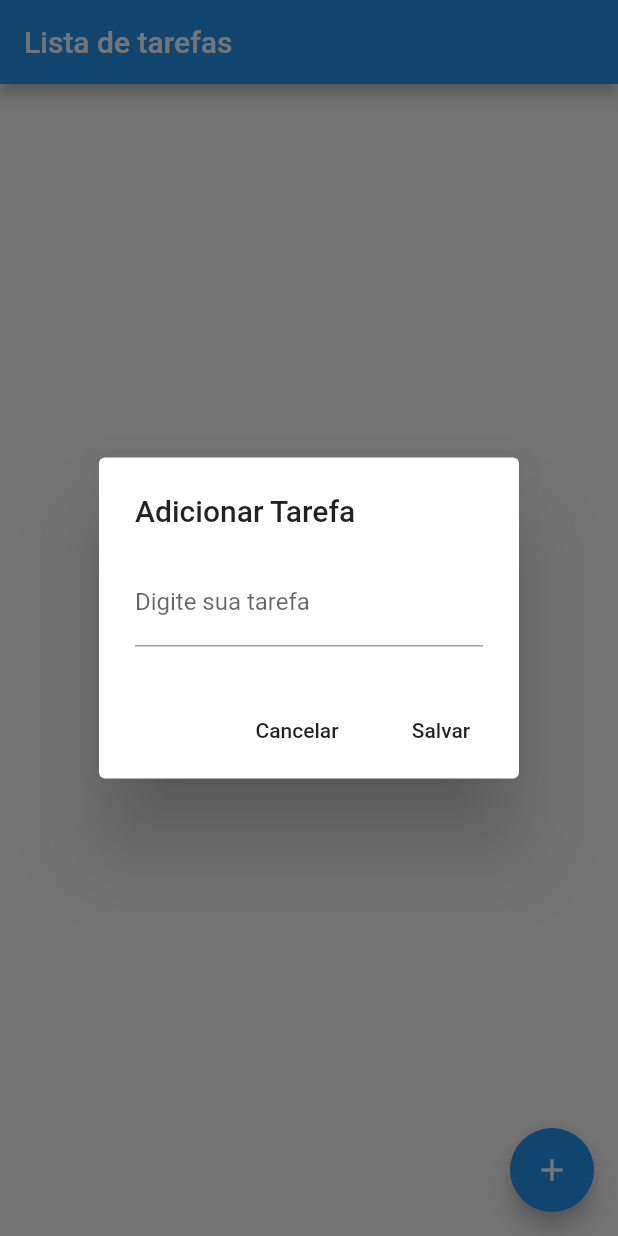
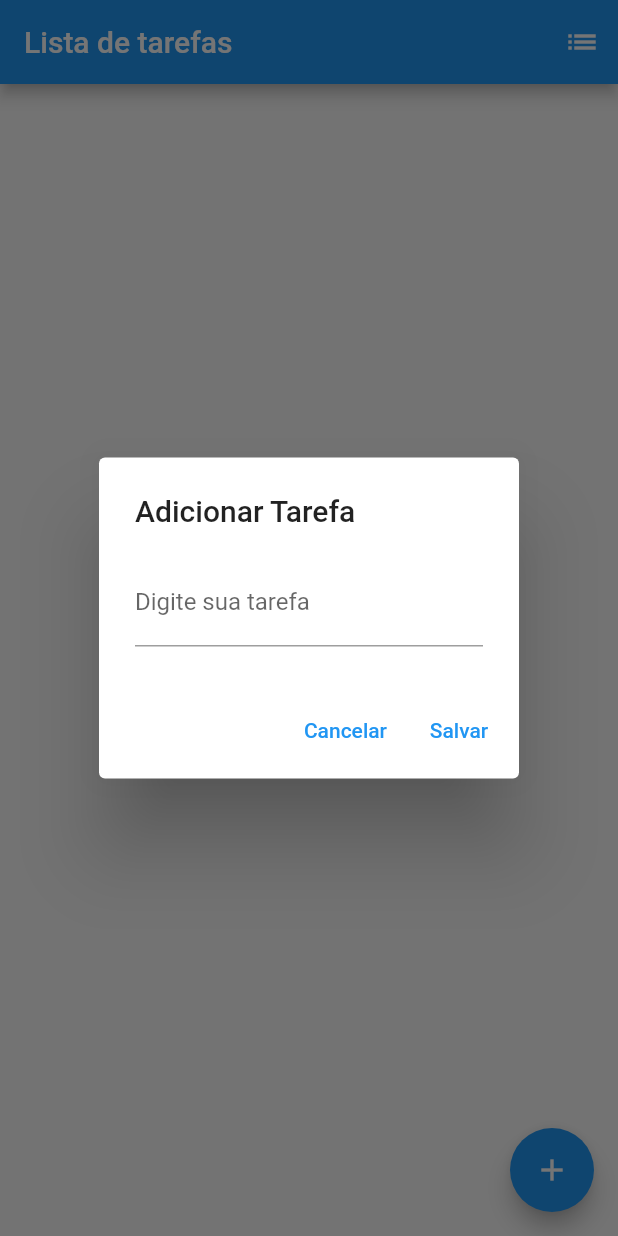
Before and after one commit to Hacerfak/flutter-todo-app, a Flutter app: the screen it shows after launch, after a tap on the "add" icon, on a phone screen of 412 x 824 dp. Run offline on Flutter 3.47's test engine with Material 2 defaults, Android fonts, the phone set to English and light mode, and no system bars.

Commit message:
refatoração de código

```diff
--- a/lib/main.dart
+++ b/lib/main.dart
@@ -2,7 +2,7 @@ import 'package:flutter/material.dart';
 import 'package:todo/models/Home.dart';
 
 void main() => runApp(
-      MaterialApp(
+      const MaterialApp(
         home: Home(),
         title: "Lista de Tarefas",
         debugShowCheckedModeBanner: false,
--- a/lib/models/Home.dart
+++ b/lib/models/Home.dart
@@ -5,36 +5,47 @@ import 'dart:async';
 import 'dart:convert';
 
 class Home extends StatefulWidget {
+  const Home({Key? key}) : super(key: key);
   @override
   _HomeState createState() => _HomeState();
 }
 
 class _HomeState extends State<Home> {
-  //Lista de tarefas, variáveis de uso comun
+  //variável com a lista de tarefas.
   List _listaTarefas = [];
-  Map<String, dynamic> _ultimaTarefaRemovida = Map();
-  TextEditingController _controllerTarefa = TextEditingController();
 
+  //Map para armazenar as tarefas removidas pelo dismisseble.
+  Map<String, dynamic> _ultimaTarefaRemovida = <String, dynamic>{};
+
+  //Controller para gerenciar o texto na adição das tarefas
+  final TextEditingController _controllerTarefa = TextEditingController();
+
+  // Função privada para fazer a leitura do arquivo com os dados salvos.
   Future<File> _getFile() async {
     final diretorio = await getApplicationDocumentsDirectory();
     return File("${diretorio.path}/dados.json");
   }
 
+  //Função privada para salvar as tarefas e gravar as alterações no arquivo.
   _salvarTarefa() {
     String textoDigitado = _controllerTarefa.text;
 
-    Map<String, dynamic> tarefa = Map();
+    Map<String, dynamic> tarefa = <String, dynamic>{};
     tarefa["titulo"] = textoDigitado;
     tarefa["realizada"] = false;
 
-    setState(() {
+    setState(
+      () {
         _listaTarefas.add(tarefa);
-    });
+      },
+    );
+
     _salvarArquivo();
 
     _controllerTarefa.text = "";
   }
 
+  // Função privada para gravar os dados no arquivo json.
   _salvarArquivo() async {
     var arquivo = await _getFile();
 
@@ -42,6 +53,7 @@ class _HomeState extends State<Home> {
     arquivo.writeAsString(dados);
   }
 
+  //Função privada para ler os dados do arquivo que foi lido pela função _getFile().
   _lerArquivo() async {
     try {
       final arquivo = await _getFile();
@@ -51,24 +63,33 @@ class _HomeState extends State<Home> {
     }
   }
 
+  //Ao inicializar a classe, fizemos a leitura de dados de tarefas previamento salvas em outra execução do aplicativo.
   @override
   void initState() {
     super.initState();
 
-    _lerArquivo().then((dados) {
-      setState(() {
+    _lerArquivo().then(
+      (dados) {
+        setState(
+          () {
             _listaTarefas = json.decode(dados);
-      });
-    });
+          },
+        );
+      },
+    );
   }
 
+  ///Criamos cada item da lista utilizando um Dismisseble, e como filho um list tile para exibir as informações dos itens.
+  ///Junto é criado um snackbar para desfazer a exclusão de um item utilizando a feature do dismisseble.
   Widget criarItemLista(context, index) {
+    //Define a cor de cada item com base na cor primária do projeto (Azul)
     Color _getColor(BuildContext context) {
-      return _listaTarefas[index]['realizada'] //
+      return _listaTarefas[index]['realizada']
           ? Colors.black54
           : Theme.of(context).primaryColor;
     }
 
+    //Define o estilo dos itens, quando o mesmo á marcado como concluído.
     TextStyle? _getTextStyle(BuildContext context) {
       if (!_listaTarefas[index]['realizada']) return null;
 
@@ -80,39 +101,37 @@ class _HomeState extends State<Home> {
 
     return Dismissible(
       key: Key(DateTime.now().millisecondsSinceEpoch.toString()),
-      //direction: DismissDirection.endToStart,
       onDismissed: (direction) {
-        //recuperar último item excluído
+        //Recuperar último item excluído
         _ultimaTarefaRemovida = _listaTarefas[index];
-
-        //Remove item da lista
         _listaTarefas.removeAt(index);
         _salvarArquivo();
 
         //snackbar
         final snackbar = SnackBar(
-          //backgroundColor: Colors.green,
-          duration: Duration(seconds: 5),
-          content: Text("Tarefa removida!!"),
+          duration: const Duration(seconds: 5),
+          content: const Text("Tarefa removida!!"),
           action: SnackBarAction(
             label: "Desfazer",
             onPressed: () {
               //Insere novamente item removido na lista
-                setState(() {
+              setState(
+                () {
                   _listaTarefas.insert(index, _ultimaTarefaRemovida);
-                });
+                },
+              );
               _salvarArquivo();
-              }),
+            },
+          ),
         );
-
-        Scaffold.of(context).showSnackBar(snackbar);
+        ScaffoldMessenger.of(context).showSnackBar(snackbar);
       },
       background: Container(
         color: Colors.red,
-        padding: EdgeInsets.all(16),
+        padding: const EdgeInsets.all(16),
         child: Row(
           mainAxisAlignment: MainAxisAlignment.end,
-          children: <Widget>[
+          children: const <Widget>[
             Icon(
               Icons.delete,
               color: Colors.white,
@@ -131,13 +150,15 @@ class _HomeState extends State<Home> {
           child: const Icon(Icons.check),
         ),
         onTap: () {
-          setState(() {
+          setState(
+            () {
               if (!_listaTarefas[index]['realizada']) {
                 _listaTarefas[index]['realizada'] = true;
               } else {
                 _listaTarefas[index]['realizada'] = false;
               }
-          });
+            },
+          );
 
           _salvarArquivo();
         },
@@ -152,32 +173,38 @@ class _HomeState extends State<Home> {
 
     return Scaffold(
       appBar: AppBar(
-        title: Text("Lista de tarefas"),
+        title: const Text("Lista de tarefas"),
+        actions: [
+          IconButton(
+            onPressed: () {},
+            icon: const Icon(Icons.list),
+          ),
+        ],
         //backgroundColor: Colors.yellow,
       ),
       floatingActionButtonLocation: FloatingActionButtonLocation.endFloat,
       floatingActionButton: FloatingActionButton(
-          child: Icon(Icons.add),
+        child: const Icon(Icons.add),
         //backgroundColor: Colors.yellow,
         onPressed: () {
           showDialog(
             context: context,
             builder: (context) {
               return AlertDialog(
-                    title: Text("Adicionar Tarefa"),
+                title: const Text("Adicionar Tarefa"),
                 content: TextField(
                   controller: _controllerTarefa,
                   decoration:
-                          InputDecoration(labelText: "Digite sua tarefa"),
+                      const InputDecoration(labelText: "Digite sua tarefa"),
                   onChanged: (text) {},
                 ),
                 actions: <Widget>[
-                      FlatButton(
-                        child: Text("Cancelar"),
+                  TextButton(
+                    child: const Text("Cancelar"),
                     onPressed: () => Navigator.pop(context),
                   ),
-                      FlatButton(
-                        child: Text("Salvar"),
+                  TextButton(
+                    child: const Text("Salvar"),
                     onPressed: () {
                       //salvar
                       _salvarTarefa();
@@ -186,8 +213,10 @@ class _HomeState extends State<Home> {
                   )
                 ],
               );
-                });
-          }),
+            },
+          );
+        },
+      ),
       body: Column(
         children: <Widget>[
           Expanded(
```
Lines whose indentation alone changed are shown as unchanged.
